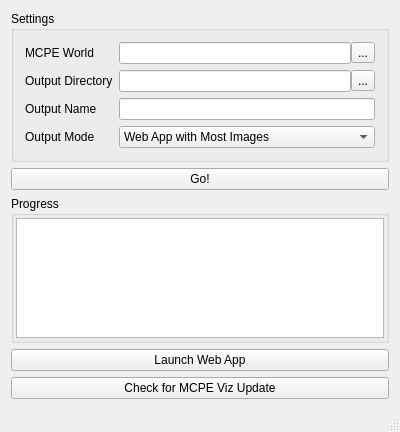
Qt form gui/mainwindow.ui (Plethora777/mcpe_viz) before a commit.
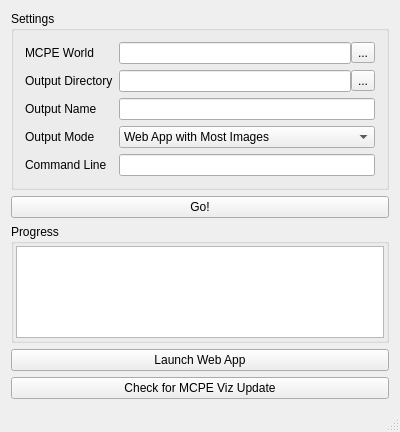
The same form after that commit.

Patch:
```diff
--- a/gui/mainwindow.ui
+++ b/gui/mainwindow.ui
@@ -159,6 +159,26 @@
          </item>
         </widget>
        </item>
+	      <item row="4" column="0">
+		<widget class="QLabel" name="label_4">
+		  <property name="text">
+		    <string>Command Line</string>
+		  </property>
+		</widget>
+	      </item>
+	      <item row="4" column="1">
+		<widget class="QLineEdit" name="txtCommandLine">
+		  <property name="toolTip">
+		    <string>&lt;html&gt;&lt;head/&gt;&lt;body&gt;&lt;p&gt;This will contain the command-line used to run mcpe_viz.  If you like, you can copy it and use it in a command prompt to customize the way mcpe_viz runs.&lt;/p&gt;&lt;/body&gt;&lt;/html&gt;</string>
+		  </property>
+		  <property name="text">
+		    <string/>
+		  </property>
+		  <property name="readOnly">
+		    <bool>true</bool>
+		  </property>
+		</widget>
+	      </item>
       </layout>
      </widget>
     </item>
```
Left out of the diff: 1 changed line with no effect on the pictures. Lines whose indentation alone changed are shown as unchanged.
